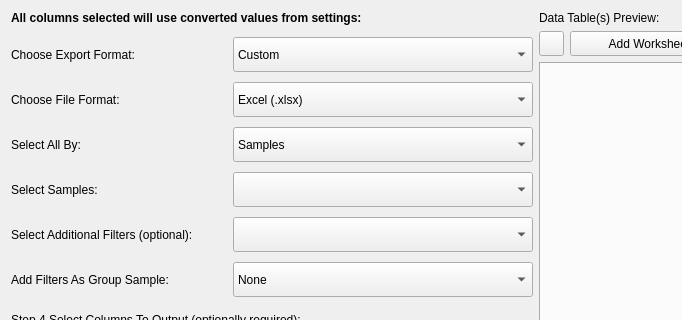
The window that ui/ExporterUI.ui (kathrynmetcalf/GeoCORK) describes before a commit, drawn with Qt 5; both pictures show x 0 to 682 and y 0 to 320 of the 1071 by 644 pixel window.
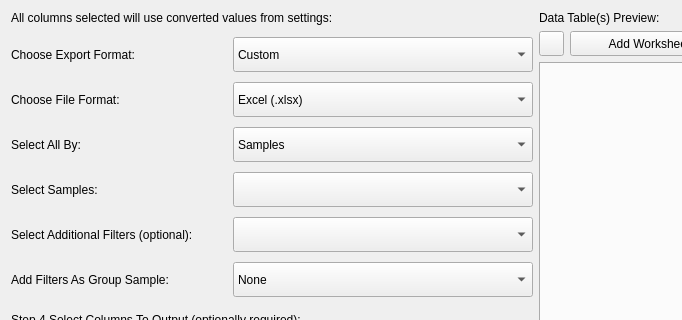
The same window after the commit. Custom widgets are drawn as their Qt base class.

Commit message: Bold text at top of export widget was displaying not bold and in a different font that was not very noticeable. Set bold manually in code.

What changed in the file:
```diff
--- a/ui/ExporterUI.ui
+++ b/ui/ExporterUI.ui
@@ -26,8 +26,7 @@
       <widget class="QLabel" name="label_4">
        <property name="font">
         <font>
-         <weight>75</weight>
-         <bold>true</bold>
+         <bold>false</bold>
         </font>
        </property>
        <property name="text">
```
Left out of the diff: 10 changed lines with no effect on the pictures. The commit also changes 1 other file.
